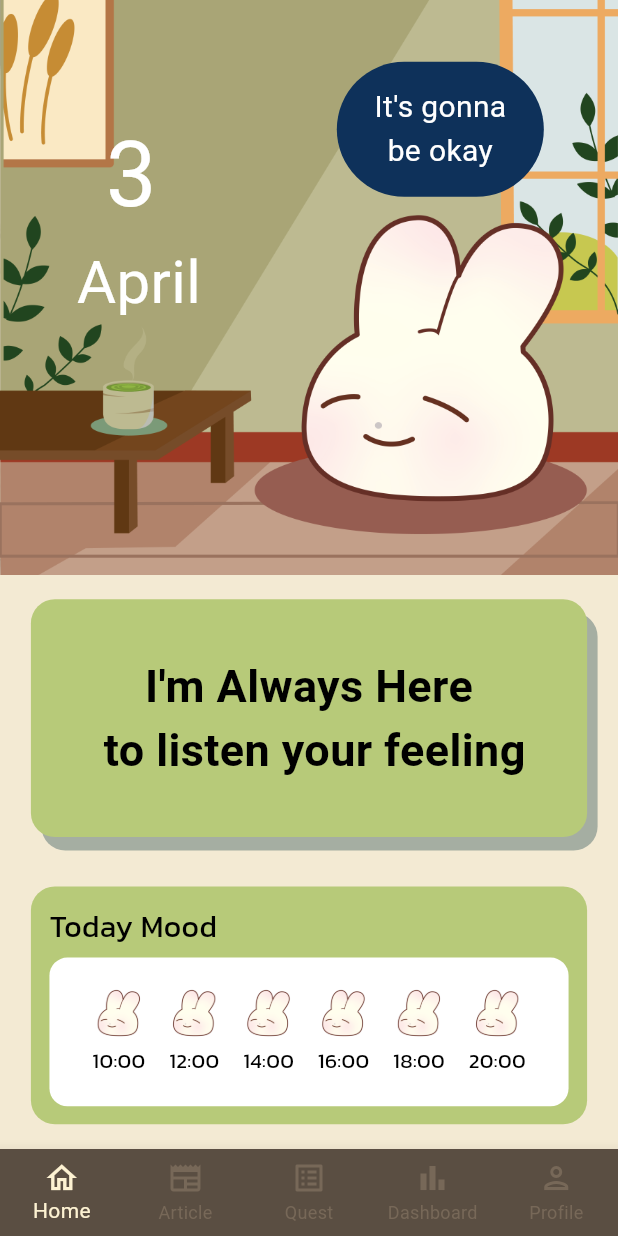
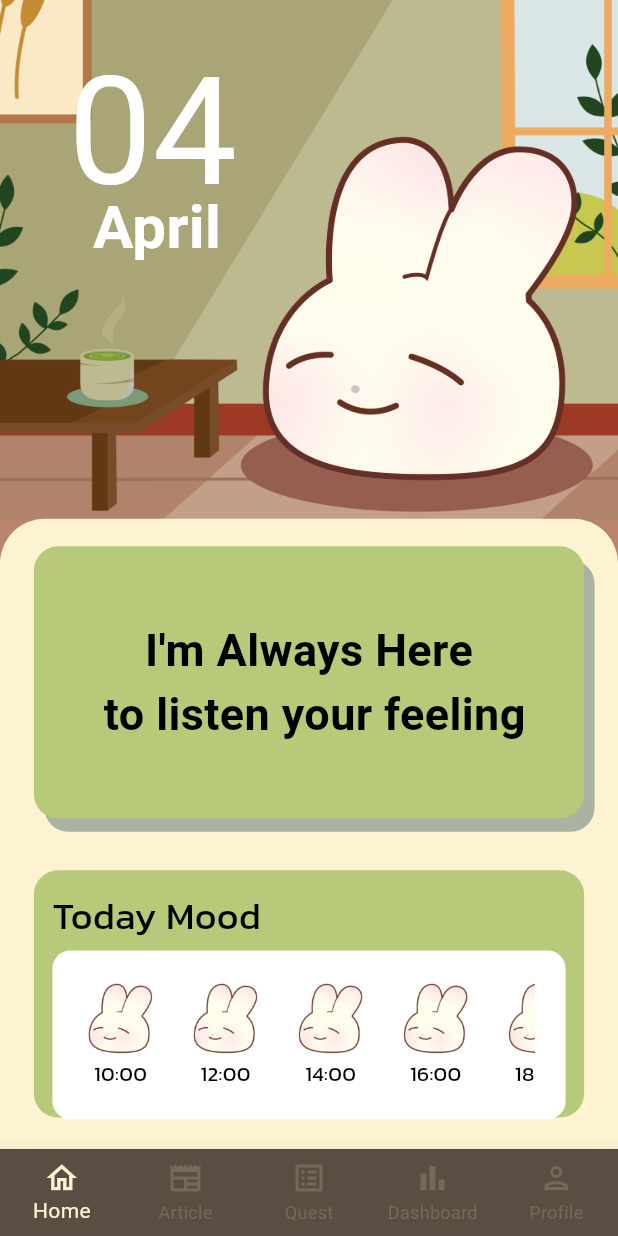
Before and after one commit to lipikakanlayarit/MobileApplication-Project-15, a Flutter app: the screen it shows after launch, on a phone screen of 412 x 824 dp. Run offline on Flutter 3.47's test engine with Material 3 defaults, Android fonts, the phone set to English and light mode, and no system bars; Roboto replaces fonts that are missing (KleeOne).

Commit message:
Fix all the interface (Home_page, Chat_page, article_page, new_detail)

```diff
--- a/lib/main.dart
+++ b/lib/main.dart
@@ -11,6 +11,7 @@ class MyApp extends StatelessWidget {
   @override
   Widget build(BuildContext context) {
     return const MaterialApp(
+      debugShowCheckedModeBanner: false,
       home: BottomNavigationPage(),
     );
   }
--- a/lib/pages/Articles_page.dart
+++ b/lib/pages/Articles_page.dart
@@ -134,10 +134,11 @@ void filterByCategory(String category) {
                           hintText: 'Search articles...',
                           prefixIcon: const Icon(Icons.search),
                           border: OutlineInputBorder(
-                            borderRadius: BorderRadius.circular(20),
+                            borderRadius: BorderRadius.circular(12),
+                            borderSide: BorderSide.none,
                           ),
                           filled: true,
-                          fillColor: Colors.white,
+                          fillColor: const Color.fromARGB(59, 0, 0, 0),
                         ),
                         onChanged: filterArticles,
                       ),
@@ -238,7 +239,7 @@ void filterByCategory(String category) {
                         },
                       ),
                     ),
-                    const SizedBox(height: 20),
+                    const SizedBox(height: 25),
                   // Filter Buttons
                   Padding(
                     padding: const EdgeInsets.symmetric(horizontal: 16.0),
@@ -424,22 +425,39 @@ void filterByCategory(String category) {
   }
 }
 
-// Filter Button Widget
 class FilterButton extends StatelessWidget {
   final String label;
   final bool isSelected;
   final VoidCallback onTap;
 
-  const FilterButton({required this.label, required this.isSelected, required this.onTap, Key? key}) : super(key: key);
+  const FilterButton({
+    required this.label,
+    required this.isSelected,
+    required this.onTap,
+    Key? key,
+  }) : super(key: key);
 
   @override
   Widget build(BuildContext context) {
     return ElevatedButton(
       onPressed: onTap,
       style: ElevatedButton.styleFrom(
-        backgroundColor: isSelected ? Colors.brown : Colors.grey[400],
+        backgroundColor: isSelected
+            ? Colors.brown
+            : Colors.transparent,
+        side: BorderSide(
+          color: Colors.brown,
+          width: 2,
+        ),
+        elevation: 0,
+        shadowColor: Colors.transparent
       ),
-      child: Text(label, style: TextStyle(color: Colors.white)),
+      child: Text(
+        label,
+        style: TextStyle(
+          color: isSelected ? Colors.white : Colors.brown, // ✅ ปรับสีตัวหนังสือ
+        ),
+      ),
     );
   }
 }
--- a/lib/pages/Chat_page.dart
+++ b/lib/pages/Chat_page.dart
@@ -136,7 +136,7 @@ class _ChatScreenState extends State<ChatPage> {
           if (_isEmojiPickerVisible)
             Container(
               padding: EdgeInsets.all(8.0),
-              color: Colors.grey[200],
+              color:Color.fromARGB(255, 255, 249, 230),
               child: SingleChildScrollView(
                 scrollDirection: Axis.horizontal,
                 child: Row(
@@ -146,7 +146,7 @@ class _ChatScreenState extends State<ChatPage> {
                       onTap: () => _selectEmoji(emoji),
                       child: Padding(
                         padding: const EdgeInsets.all(8.0),
-                        child: Image.asset(emoji, width: 40, height: 40),
+                        child: Image.asset(emoji, width: 50, height: 50),
                       ),
                     );
                   }).toList(),
--- a/lib/pages/home_page.dart
+++ b/lib/pages/home_page.dart
@@ -11,49 +11,73 @@ class HomePage extends StatelessWidget {
     final double screenHeight = MediaQuery.of(context).size.height;
 
     return Scaffold(
-      backgroundColor: const Color(0xFFF3EAD3),
+      backgroundColor: const Color.fromARGB(255, 184, 132, 108),
       body: Column(
         children: <Widget>[
-          Expanded(
+          HeaderSection(screenWidth: screenWidth, screenHeight: screenHeight),
+          BottomSection(screenWidth: screenWidth, screenHeight: screenHeight),
+        ],
+      ),
+    );
+  }
+}
+
+// Header Section: Date, Background Image, "It's gonna be okay"
+class HeaderSection extends StatelessWidget {
+  final double screenWidth;
+  final double screenHeight;
+
+  const HeaderSection({
+    required this.screenWidth,
+    required this.screenHeight,
+  });
+
+  @override
+  Widget build(BuildContext context) {
+    return Expanded(
       flex: 2,
       child: Container(
         width: screenWidth,
         decoration: const BoxDecoration(
           image: DecorationImage(
-                  image: AssetImage('assets/images/HomeBackground-01.png'),
+            image: AssetImage('assets/images/HomeBackground.png'),
             fit: BoxFit.cover,
           ),
         ),
         child: Stack(
           children: [
-                  // Date
+            // Date and Month
             Positioned(
-                    top: screenHeight * 0.09,
-                    left: screenWidth * 0.10,
+              top: screenHeight * 0.02,
+              left: screenWidth * 0.11,
               child: Column(
-                      children: [
-                        Row(
+                crossAxisAlignment: CrossAxisAlignment.start,
                 children: [
                   Text(
-                              DateFormat.d().format(DateTime.now()),
+                    DateFormat('MM').format(DateTime.now()),  // Displaying month/year
                     style: const TextStyle(
                       fontFamily: 'KleeOne',
-                                fontSize: 60,
+                      fontSize: 100,
                       color: Colors.white,
                     ),
                   ),
                 ],
               ),
-                        // Month
-                        Padding(
-                          padding: const EdgeInsets.only(left: 10),
-                          child: Text(
+            ),
+
+            Positioned(
+              top: screenHeight * 0.15,
+              left: screenWidth * 0.15,
+              child: Column(
+                crossAxisAlignment: CrossAxisAlignment.start,
+                children: [
+                  Text(
                     DateFormat.MMMM().format(DateTime.now()),
                     style: const TextStyle(
                       fontFamily: 'KleeOne',
                       fontSize: 40,
                       color: Colors.white,
-                            ),
+                      fontWeight: FontWeight.bold
                     ),
                   ),
                 ],
@@ -62,55 +86,78 @@ class HomePage extends StatelessWidget {
 
             // Bunny Image
             Positioned(
-                    bottom: screenHeight * 0.05,
-                    right: screenWidth * 0.05,
+              bottom: screenHeight * 0.02,
+              right: screenWidth * 0.02,
               child: Image.asset(
                 'assets/images/normal-01.png',
-                      width: screenWidth * 0.5,
-                      height: screenWidth * 0.5,
-                    ),
-                  ),
-
-                  // "It's gonna be okay"
-                  Positioned(
-                    top: screenHeight * 0.05,
-                    right: screenWidth * 0.12,
-                    child: Container(
-                      padding: const EdgeInsets.symmetric(horizontal: 25, vertical: 16),
-                      decoration: BoxDecoration(
-                        color: const Color(0xFF0E315A),
-                        borderRadius: BorderRadius.circular(100),
-                      ),
-                      child: const Text(
-                        "It's gonna\nbe okay",
-                        style: TextStyle(
-                          fontFamily: 'KleeOne',
-                          color: Colors.white,
-                          fontSize: 20,
-                        ),
-                        textAlign: TextAlign.center,
-                      ),
+                width: screenWidth * 0.6,
+                height: screenWidth * 0.6,
               ),
             ),
           ],
         ),
       ),
+    );
+  }
+}
+
+class BottomSection extends StatelessWidget {
+  final double screenWidth;
+  final double screenHeight;
+
+  const BottomSection({
+    required this.screenWidth,
+    required this.screenHeight,
+  });
+
+  @override
+  Widget build(BuildContext context) {
+    return Container(
+      height: screenHeight * 0.51,
+      padding: const EdgeInsets.all(2),
+      decoration: const BoxDecoration(
+        color: Color.fromARGB(255, 253, 242, 210),
+        borderRadius: BorderRadius.only(
+          topLeft: Radius.circular(30),
+          topRight: Radius.circular(30),
         ),
+      ),
+      child: Column(
+        children: [
+          FeelButtonSection(screenWidth: screenWidth, screenHeight: screenHeight),
+          SizedBox(height: 10),  // Space between sections, can adjust this
+          TodayMoodSection(screenWidth: screenWidth, screenHeight: screenHeight),
+        ],
+      ),
+    );
+  }
+}
 
-          // "How do you feel" Button
-          Expanded(
-            flex: 1,
-            child: GestureDetector(
+class FeelButtonSection extends StatelessWidget {
+  final double screenWidth;
+  final double screenHeight;
+
+  const FeelButtonSection({
+    required this.screenWidth,
+    required this.screenHeight,
+  });
+
+  @override
+  Widget build(BuildContext context) {
+    return GestureDetector(  // Added GestureDetector to handle tap
       onTap: () {
+        // Navigate to the ChatPage when tapped
         Navigator.push(
           context,
-                  MaterialPageRoute(builder: (context) => const ChatPage()),
+          MaterialPageRoute(builder: (context) => ChatPage()),
         );
       },
       child: Container(
+        height: screenHeight * 0.22,  // Set a fixed height, you can adjust the value as needed
         margin: EdgeInsets.symmetric(
           horizontal: screenWidth * 0.05,
-                  vertical: screenHeight * 0.02),
+          vertical: screenHeight * 0.02,
+        ),
         decoration: BoxDecoration(
           color: const Color.fromRGBO(183, 202, 121, 1),
           borderRadius: BorderRadius.circular(16),
@@ -135,17 +182,28 @@ class HomePage extends StatelessWidget {
           ),
         ),
       ),
-            ),
-          ),
+    );
+  }
+}
 
-          // Today Mood
-          Expanded(
-            flex: 1,
-            child: Container(
+class TodayMoodSection extends StatelessWidget {
+  final double screenWidth;
+  final double screenHeight;
+
+  const TodayMoodSection({
+    required this.screenWidth,
+    required this.screenHeight,
+  });
+
+  @override
+  Widget build(BuildContext context) {
+    return Container(
+      height: screenHeight * 0.2,  // Set a fixed height, adjust this as necessary
       width: screenWidth,
       margin: EdgeInsets.symmetric(
         horizontal: screenWidth * 0.05,
-                vertical: screenHeight * 0.02),
+        vertical: screenHeight * 0.01,
+      ),
       padding: EdgeInsets.all(screenWidth * 0.03),
       decoration: BoxDecoration(
         color: const Color.fromRGBO(183, 202, 121, 1),
@@ -158,28 +216,32 @@ class HomePage extends StatelessWidget {
             "Today Mood",
             style: TextStyle(
               fontFamily: 'Kanit',
-                      fontSize: 20,
+              fontSize: 25,
               color: Colors.black,
             ),
           ),
-                  const SizedBox(height: 6),
+          const SizedBox(height: 5),
+          // Make this section horizontally scrollable
           Container(
             padding: EdgeInsets.all(screenHeight * 0.025),
             decoration: BoxDecoration(
               color: Colors.white,
               borderRadius: BorderRadius.circular(12),
             ),
+            child: SingleChildScrollView(
+              scrollDirection: Axis.horizontal,
               child: Row(
-                      mainAxisAlignment: MainAxisAlignment.spaceAround,
                 children: List.generate(6, (index) {
-                        return Column(
+                  return Container(
+                    margin: EdgeInsets.only(right: screenWidth * 0.05),
+                    child: Column(
                       children: [
                         Image.asset(
                           'assets/images/normal-01.png',
-                              width: screenWidth * 0.08,
-                              height: screenWidth * 0.08,
+                          width: screenWidth * 0.12,
+                          height: screenWidth * 0.12,
                         ),
-                            const SizedBox(height: 5),
+                        const SizedBox(height: 2),
                         Text(
                           "${10 + index * 2}:00",
                           style: const TextStyle(
@@ -189,11 +251,9 @@ class HomePage extends StatelessWidget {
                           ),
                         ),
                       ],
+                    ),
                   );
                 }),
-                    ),
-                  ),
-                ],
               ),
             ),
           ),
--- a/lib/pages/news_detail_page.dart
+++ b/lib/pages/news_detail_page.dart
@@ -9,9 +9,9 @@ class NewsDetailPage extends StatelessWidget {
     return Scaffold(
       backgroundColor: const Color(0xFFFDF2D2),
       appBar: AppBar(
-        backgroundColor: const Color(0xFFFDF2D2),
+        backgroundColor: const Color.fromARGB(255, 90, 78, 66),
         elevation: 0,
-        iconTheme: const IconThemeData(color: Colors.black),
+        iconTheme: const IconThemeData(color: Colors.white),
       ),
       body: SingleChildScrollView(
         child: Padding(
@@ -23,20 +23,29 @@ class NewsDetailPage extends StatelessWidget {
                 ClipRRect(
                   borderRadius: BorderRadius.circular(8),
                   child: Image.network(article['urlToImage'])),
-              const SizedBox(height: 16),
+              const SizedBox(height: 24),
+              Text(
+                '${article['author'] ?? 'Unknown Author'}',
+                style: const TextStyle(
+                  fontSize: 16,
+                  color: Colors.grey
+                ),
+              ),
+              const SizedBox(height: 6),
               Text(
                 article['title'] ?? 'No title available',
                 style: const TextStyle(
-                  fontSize: 22,
+                  fontSize: 28,
                   fontWeight: FontWeight.bold,
                 ),
               ),
+
               const SizedBox(height: 16),
               Row(
                 children: [
                   ElevatedButton.icon(
                     onPressed: () {},
-                    icon: const Icon(Icons.thumb_up),
+                    icon: const Icon(Icons.thumb_up, color: Color.fromARGB(255, 90, 78, 66),),
                     label: const Text('Like'),
                     style: ElevatedButton.styleFrom(
                       backgroundColor: Colors.white,
@@ -49,7 +58,7 @@ class NewsDetailPage extends StatelessWidget {
                   const SizedBox(width: 10),
                   ElevatedButton.icon(
                     onPressed: () {},
-                    icon: const Icon(Icons.bookmark),
+                    icon: const Icon(Icons.bookmark,color: Color.fromARGB(255, 90, 78, 66),),
                     label: const Text('Watch Later'),
                     style: ElevatedButton.styleFrom(
                       backgroundColor: Colors.white,
--- a/pubspec.yaml
+++ b/pubspec.yaml
@@ -33,6 +33,7 @@ flutter:
     - assets/images/QuestBackground-02-01.png
     - assets/images/QuestBackground-03-01.png
     - assets/images/QuestBackground-04-01.png
+    - assets/images/HomeBackground.png
 
   fonts:
     - family: Kanit
```
Also changed, not shown: assets/images/HomeBackground.png (added). Lines whose indentation alone changed are shown as unchanged.
